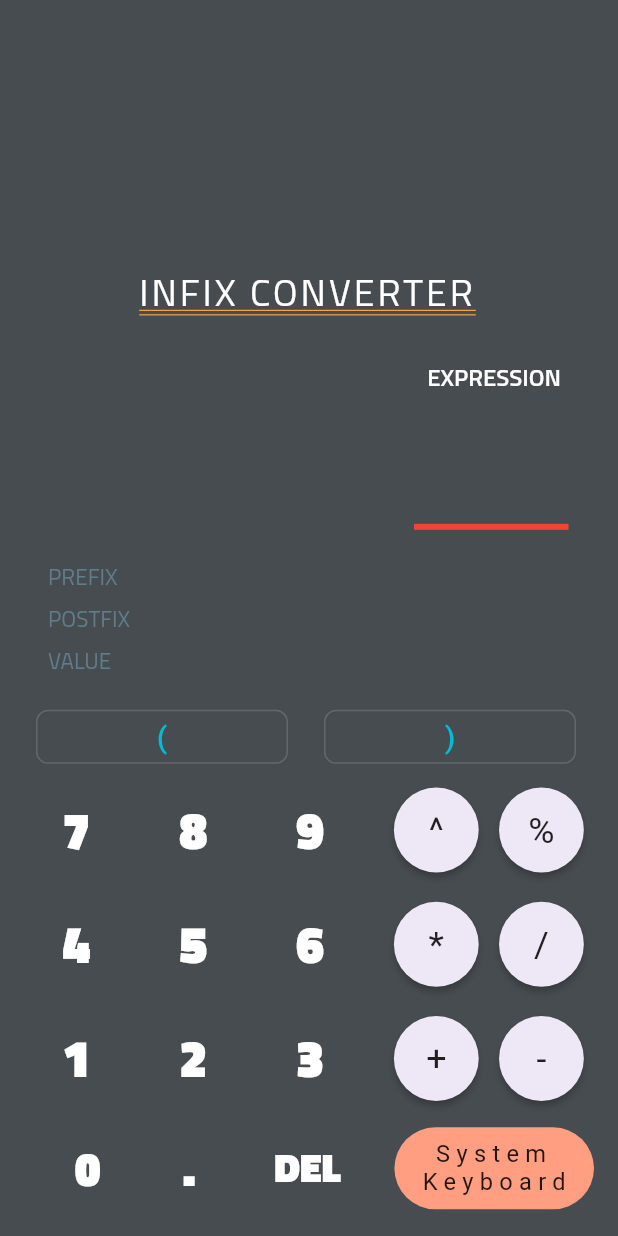
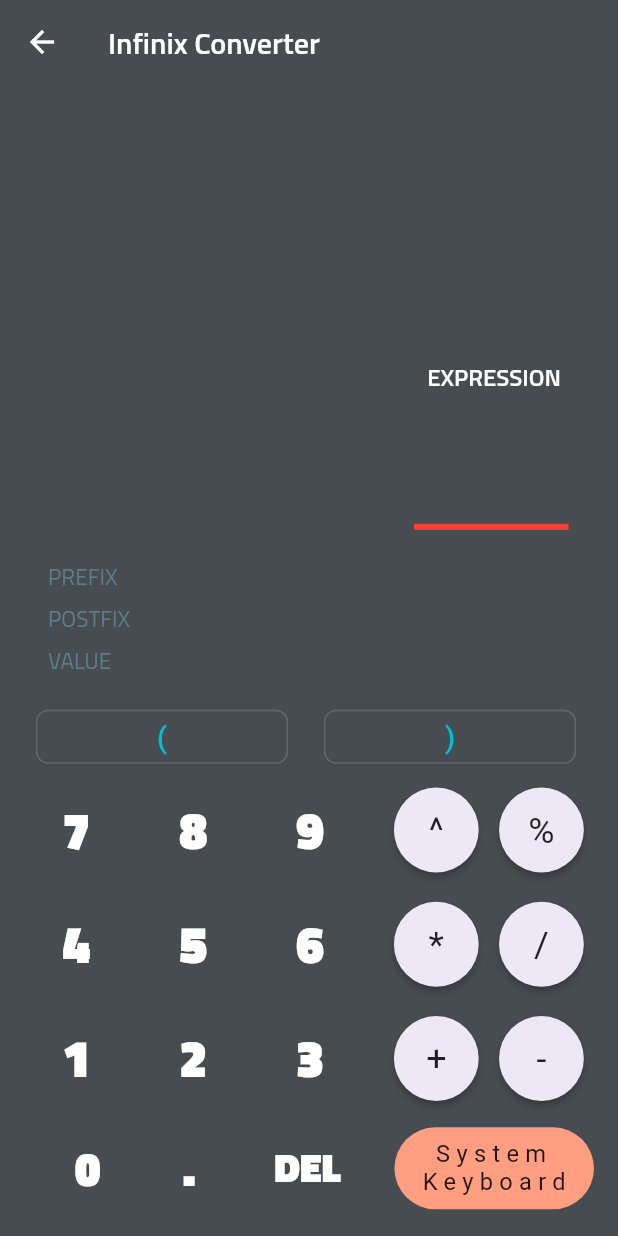
Before and after one commit to itsatifsiddiqui/prefix-infix-postfix, a Flutter app: the ConverterUI screen opened directly, on a phone screen of 412 x 824 dp. Run offline on Flutter 3.47's test engine with Material 2 defaults, Android fonts, the phone set to English and light mode, and no system bars; our stand-ins replace eva_icons_flutter.

Commit message:
support for different screen sizes

```diff
--- a/lib/converter_ui.dart
+++ b/lib/converter_ui.dart
@@ -5,6 +5,7 @@ import 'package:infix_postfix_prefix/widgets/bracket_button.dart';
 import 'package:infix_postfix_prefix/widgets/circular_button.dart';
 import 'package:infix_postfix_prefix/widgets/delete_button.dart';
 import 'package:infix_postfix_prefix/widgets/transparent_button.dart';
+import 'dart:math' as math;
 
 class ConverterUI extends StatefulWidget {
   @override
@@ -43,13 +44,27 @@ class _ConverterUIState extends State<ConverterUI> {
     final w3 = mq.width / 3;
     final w1_8 = mq.width / 1.8;
     return Scaffold(
+      appBar: AppBar(
+        backgroundColor: bgColor,
+        elevation: 0,
+        title: Text(
+          "Infinix Converter",
+          style: TextStyle(
+            fontFamily: "titillium",
+            fontSize: 20,
+            fontWeight: FontWeight.w600,
+          ),
+        ),
+      ),
       resizeToAvoidBottomPadding: false,
       backgroundColor: bgColor,
-      body: Padding(
+      body: Container(
         padding: EdgeInsets.only(left: 12, bottom: 10, right: 16),
+        height: MediaQuery.of(context).size.height,
         child: ListView(
           reverse: true,
           primary: false,
+          physics: (mq.width < 400) ? null : NeverScrollableScrollPhysics(),
           children: <Widget>[
             FittedBox(
               child: Row(
@@ -333,24 +348,24 @@ class _ConverterUIState extends State<ConverterUI> {
                 textAlign: TextAlign.end,
               ),
             ),
-            Container(
-              height: mq.height / 7,
-              alignment: Alignment.bottomCenter,
-              padding: EdgeInsets.all(25),
-              child: Text(
-                "INFIX CONVERTER",
-                style: TextStyle(
-                  fontFamily: "titillium",
-                  color: Colors.white,
-                  fontSize: 25,
-                  letterSpacing: 2,
-                  fontWeight: FontWeight.w500,
-                  decoration: TextDecoration.underline,
-                  decorationStyle: TextDecorationStyle.double,
-                  decorationColor: Colors.orangeAccent,
-                ),
-              ),
-            )
+            // Container(
+            //   height: mq.height / 7,
+            //   alignment: Alignment.bottomCenter,
+            //   padding: EdgeInsets.all(25),
+            //   child: Text(
+            //     "INFIX CONVERTER",
+            //     style: TextStyle(
+            //       fontFamily: "titillium",
+            //       color: Colors.white,
+            //       fontSize: 25,
+            //       letterSpacing: 2,
+            //       fontWeight: FontWeight.w500,
+            //       decoration: TextDecoration.underline,
+            //       decorationStyle: TextDecorationStyle.double,
+            //       decorationColor: Colors.orangeAccent,
+            //     ),
+            //   ),
+            // )
           ],
         ),
       ),
```
Also changed, not shown: lib/animated_text_field.dart (deleted, +0 -33 lines).
